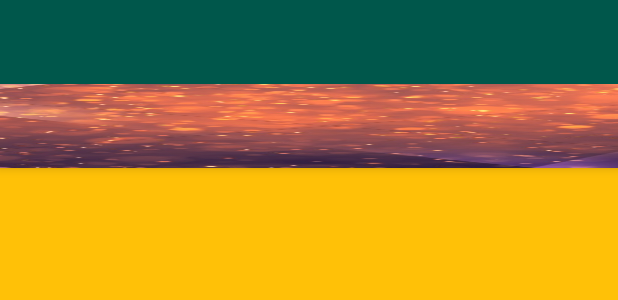
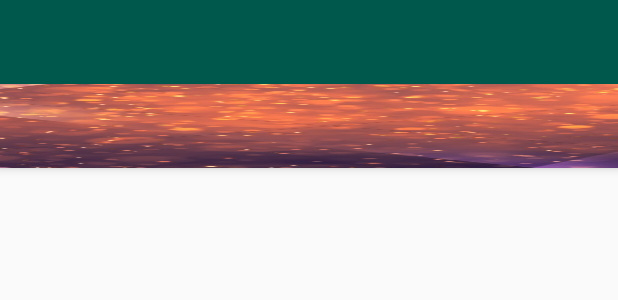
Before and after one commit to Suyash777/Uniwise2-1, an Android app: the layout activity_dashboard.xml on its own in the app's theme, with its tools: preview values and no code run, on a phone screen of 412 x 824 dp. Shown: the top 300 px of the screen. Run offline under Robolectric (Android 15) with nearby library versions, the phone set to English and light mode, and no system bars; Roboto replaces fonts that are not available here.

Commit message:
Update activity_dashboard.xml

```diff
--- a/app/src/main/res/layout/activity_dashboard.xml
+++ b/app/src/main/res/layout/activity_dashboard.xml
@@ -28,7 +28,7 @@
             android:id="@+id/fragment_container"
             android:layout_width="match_parent"
             android:layout_height="0dp"
-            android:background="@color/themeColor"
+
             app:layout_constraintBottom_toBottomOf="parent"
             app:layout_constraintLeft_toLeftOf="parent"
             app:layout_constraintRight_toRightOf="parent"
```
